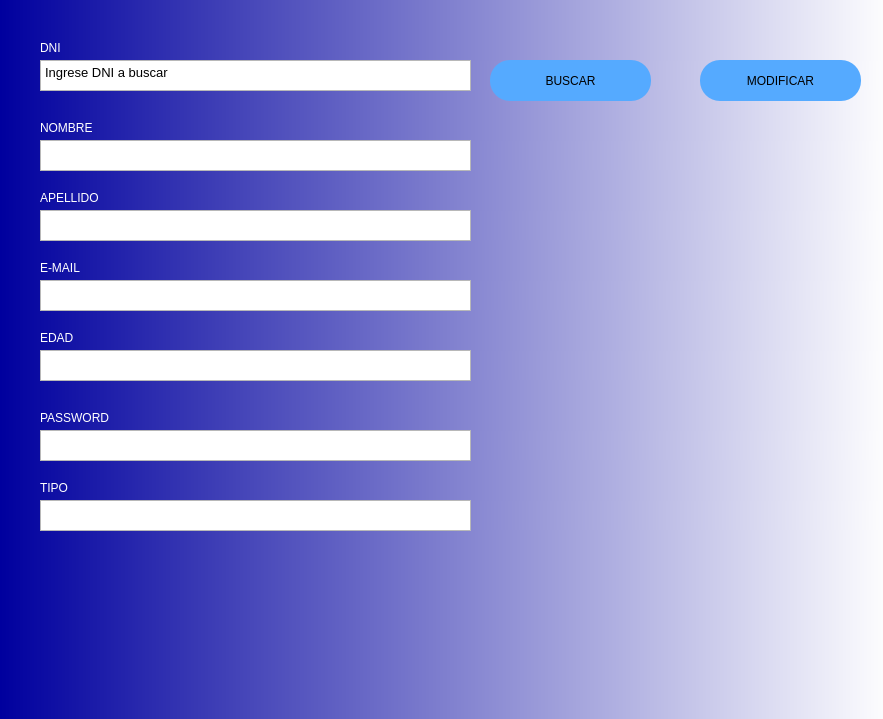
First picture: the form in Vistas/modiUsuario.ui, repository neoengelus/cinemar, before the edit.
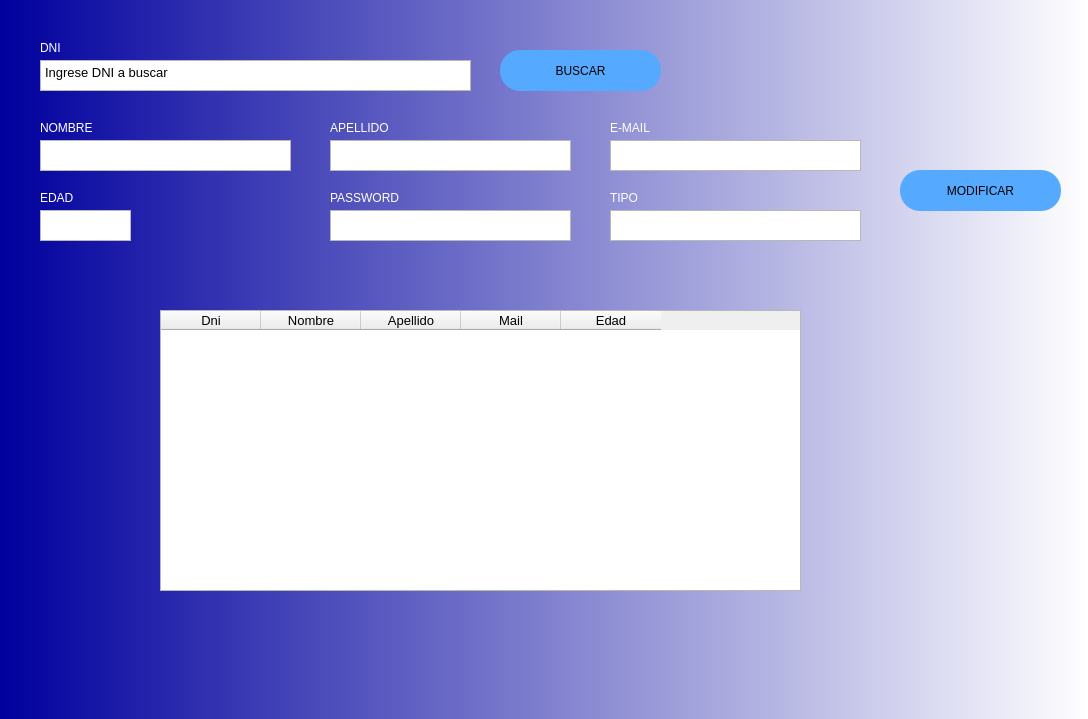
Second picture: the form after the edit.

Patch:
```diff
--- a/Vistas/modiUsuario.ui
+++ b/Vistas/modiUsuario.ui
@@ -6,7 +6,7 @@
    <rect>
     <x>0</x>
     <y>0</y>
-    <width>883</width>
+    <width>1088</width>
     <height>719</height>
    </rect>
   </property>
@@ -33,7 +33,7 @@
     <rect>
      <x>0</x>
      <y>0</y>
-     <width>891</width>
+     <width>1091</width>
      <height>721</height>
     </rect>
    </property>
@@ -62,8 +62,8 @@
     <property name="geometry">
      <rect>
       <x>40</x>
-      <y>350</y>
-      <width>431</width>
+      <y>210</y>
+      <width>91</width>
       <height>31</height>
      </rect>
     </property>
@@ -99,9 +99,9 @@
    <widget class="QTextEdit" name="boxApellido">
     <property name="geometry">
      <rect>
-      <x>40</x>
-      <y>210</y>
-      <width>431</width>
+      <x>330</x>
+      <y>140</y>
+      <width>241</width>
       <height>31</height>
      </rect>
     </property>
@@ -121,8 +121,8 @@
    <widget class="QLabel" name="label_2">
     <property name="geometry">
      <rect>
-      <x>40</x>
-      <y>410</y>
+      <x>330</x>
+      <y>190</y>
       <width>379</width>
       <height>16</height>
      </rect>
@@ -137,8 +137,8 @@
    <widget class="QLabel" name="label_4">
     <property name="geometry">
      <rect>
-      <x>40</x>
-      <y>190</y>
+      <x>330</x>
+      <y>120</y>
       <width>379</width>
       <height>16</height>
      </rect>
@@ -153,8 +153,8 @@
    <widget class="QLabel" name="label_5">
     <property name="geometry">
      <rect>
-      <x>40</x>
-      <y>260</y>
+      <x>610</x>
+      <y>120</y>
       <width>379</width>
       <height>16</height>
      </rect>
@@ -169,8 +169,8 @@
    <widget class="QLabel" name="label_7">
     <property name="geometry">
      <rect>
-      <x>40</x>
-      <y>480</y>
+      <x>610</x>
+      <y>190</y>
       <width>379</width>
       <height>16</height>
      </rect>
@@ -187,7 +187,7 @@
      <rect>
       <x>40</x>
       <y>140</y>
-      <width>431</width>
+      <width>251</width>
       <height>31</height>
      </rect>
     </property>
@@ -208,7 +208,7 @@
     <property name="geometry">
      <rect>
       <x>40</x>
-      <y>330</y>
+      <y>190</y>
       <width>379</width>
       <height>16</height>
      </rect>
@@ -223,9 +223,9 @@
    <widget class="QTextEdit" name="boxEmail">
     <property name="geometry">
      <rect>
-      <x>40</x>
-      <y>280</y>
-      <width>431</width>
+      <x>610</x>
+      <y>140</y>
+      <width>251</width>
       <height>31</height>
      </rect>
     </property>
@@ -245,9 +245,9 @@
    <widget class="QTextEdit" name="boxPass">
     <property name="geometry">
      <rect>
-      <x>40</x>
-      <y>430</y>
-      <width>431</width>
+      <x>330</x>
+      <y>210</y>
+      <width>241</width>
       <height>31</height>
      </rect>
     </property>
@@ -270,9 +270,9 @@
    <widget class="QTextEdit" name="boxTipo">
     <property name="geometry">
      <rect>
-      <x>40</x>
-      <y>500</y>
-      <width>431</width>
+      <x>610</x>
+      <y>210</y>
+      <width>251</width>
       <height>31</height>
      </rect>
     </property>
@@ -308,8 +308,8 @@
    <widget class="QPushButton" name="btnConfirmar">
     <property name="geometry">
      <rect>
-      <x>700</x>
-      <y>60</y>
+      <x>900</x>
+      <y>170</y>
       <width>161</width>
       <height>41</height>
      </rect>
@@ -326,8 +326,8 @@
    <widget class="QPushButton" name="btnBuscar">
     <property name="geometry">
      <rect>
-      <x>490</x>
-      <y>60</y>
+      <x>500</x>
+      <y>50</y>
       <width>161</width>
       <height>41</height>
      </rect>
@@ -341,6 +341,66 @@
      <string>BUSCAR</string>
     </property>
    </widget>
+   <widget class="QTableWidget" name="tableListUsu">
+    <property name="geometry">
+     <rect>
+      <x>160</x>
+      <y>310</y>
+      <width>641</width>
+      <height>281</height>
+     </rect>
+    </property>
+    <column>
+     <property name="text">
+      <string>Dni</string>
+     </property>
+     <property name="font">
+      <font>
+       <pointsize>10</pointsize>
+      </font>
+     </property>
+    </column>
+    <column>
+     <property name="text">
+      <string>Nombre</string>
+     </property>
+     <property name="font">
+      <font>
+       <pointsize>10</pointsize>
+      </font>
+     </property>
+    </column>
+    <column>
+     <property name="text">
+      <string>Apellido</string>
+     </property>
+     <property name="font">
+      <font>
+       <pointsize>10</pointsize>
+      </font>
+     </property>
+    </column>
+    <column>
+     <property name="text">
+      <string>Mail</string>
+     </property>
+     <property name="font">
+      <font>
+       <pointsize>10</pointsize>
+      </font>
+     </property>
+    </column>
+    <column>
+     <property name="text">
+      <string>Edad</string>
+     </property>
+     <property name="font">
+      <font>
+       <pointsize>10</pointsize>
+      </font>
+     </property>
+    </column>
+   </widget>
   </widget>
  </widget>
  <resources/>
```
